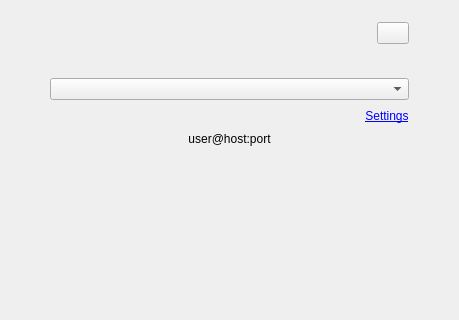
This is release/app/ui/app.ui in sganis/golddrive as Qt 5 draws it before an edit; both pictures show x 0 to 459 and y 0 to 320 of the 459 by 630 pixel window. The edited form follows.
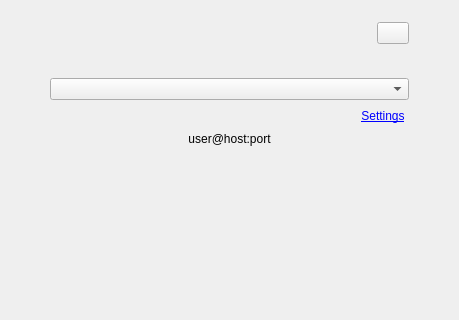
This is the edited form. Custom widgets are drawn as their Qt base class.

Diff of the .ui file:
```diff
--- a/release/app/ui/app.ui
+++ b/release/app/ui/app.ui
@@ -93,7 +93,7 @@
            <number>0</number>
           </property>
           <property name="rightMargin">
-           <number>0</number>
+           <number>4</number>
           </property>
           <property name="bottomMargin">
            <number>0</number>
```
